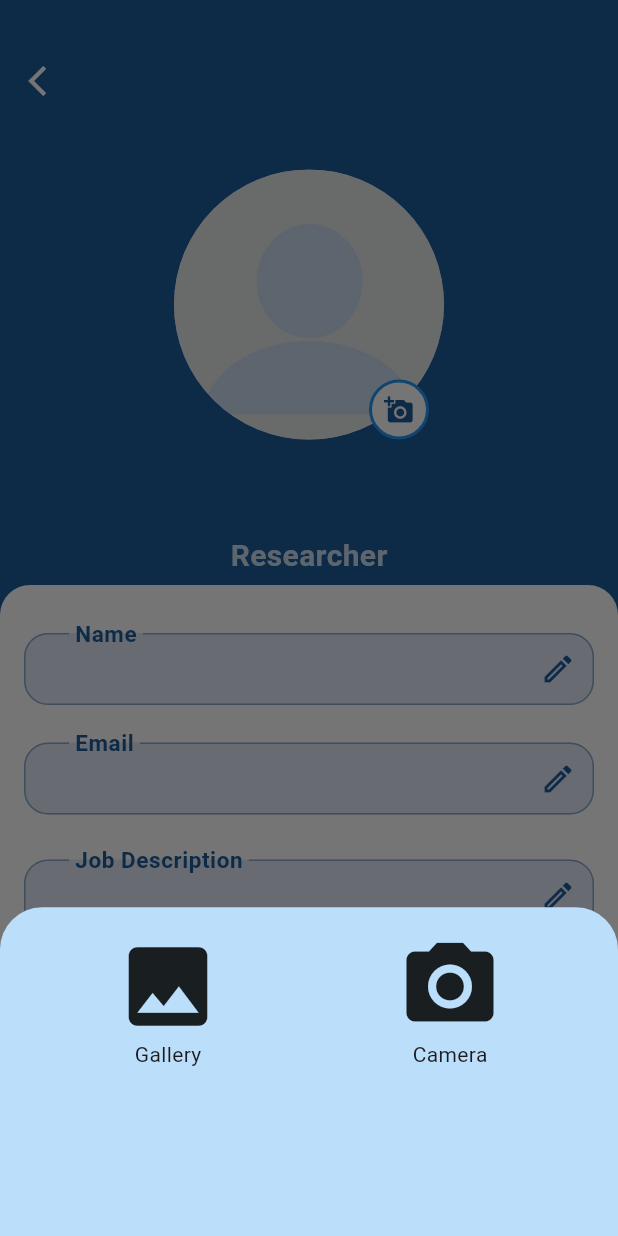
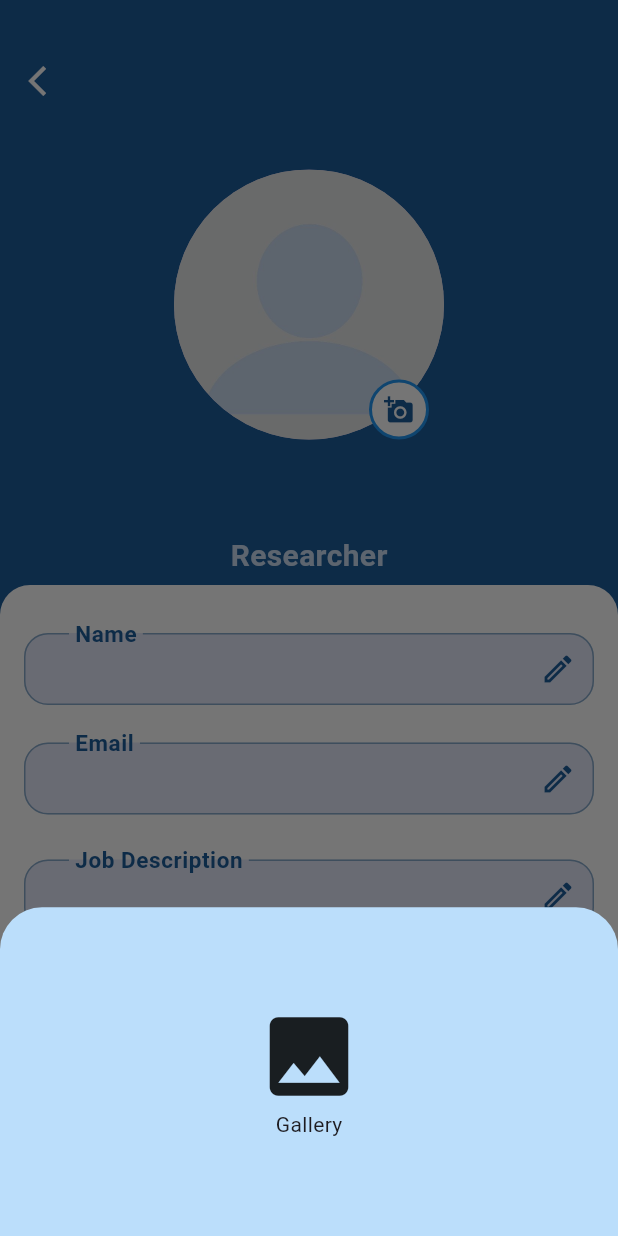
Before and after one commit to eman88888/final-project, a Flutter app: the EditProfile_Page screen opened directly, after a tap on the "add a photo" icon, on a phone screen of 412 x 824 dp. Run offline on Flutter 3.47's test engine with Material 3 defaults, Android fonts, the phone set to English and light mode, and no system bars; our stand-ins replace chat_bubbles, cloud_firestore, curved_navigation_bar, dotted_border, file_picker, firebase_auth and 9 more; missing offline and left inert: dart:html; accounts and stored records are empty; Roboto replaces fonts that are missing (Poppins, Space Mono).

Commit message:
commit one

```diff
--- a/lib/pages/EditProfilePage.dart
+++ b/lib/pages/EditProfilePage.dart
@@ -425,9 +425,6 @@ class _PickImageState extends State<EditProfile_Page> {
             child: SizedBox(
               width: MediaQuery.of(context).size.width,
               height: MediaQuery.of(context).size.height / 4.5,
-              child: Row(
-                children: [
-                  Expanded(
               child: InkWell(
                 onTap: () async {
                   final pickedFiles = await FilePicker.platform.pickFiles(
@@ -461,8 +458,8 @@ class _PickImageState extends State<EditProfile_Page> {
                     }
                   }
                 },
-                      child: const SizedBox(
-                        child: Column(
+                child: const Column(
+                  mainAxisAlignment: MainAxisAlignment.center,
                   children: [
                     Icon(
                       Icons.image,
@@ -471,28 +468,6 @@ class _PickImageState extends State<EditProfile_Page> {
                     Text("Gallery")
                   ],
                 ),
-                      ),
-                    ),
-                  ),
-                  Expanded(
-                    child: InkWell(
-                      onTap: () {
-                        _pickImageFromCamera();
-                      },
-                      child: const SizedBox(
-                        child: Column(
-                          children: [
-                            Icon(
-                              Icons.camera_alt,
-                              size: 70,
-                            ),
-                            Text("Camera")
-                          ],
-                        ),
-                      ),
-                    ),
-                  ),
-                ],
               ),
             ),
           );
@@ -541,16 +516,5 @@ class _PickImageState extends State<EditProfile_Page> {
   //   }
   // }
 
-//Camera
-  Future _pickImageFromCamera() async {
-    final returnImage =
-        await ImagePicker().pickImage(source: ImageSource.camera);
-    if (returnImage == null) return;
-    setState(() {
-      selectedIMage = File(returnImage.path);
-    });
-    Navigator.of(context).pop();
-  }
-
 
 }
```
Lines whose indentation alone changed are shown as unchanged.
